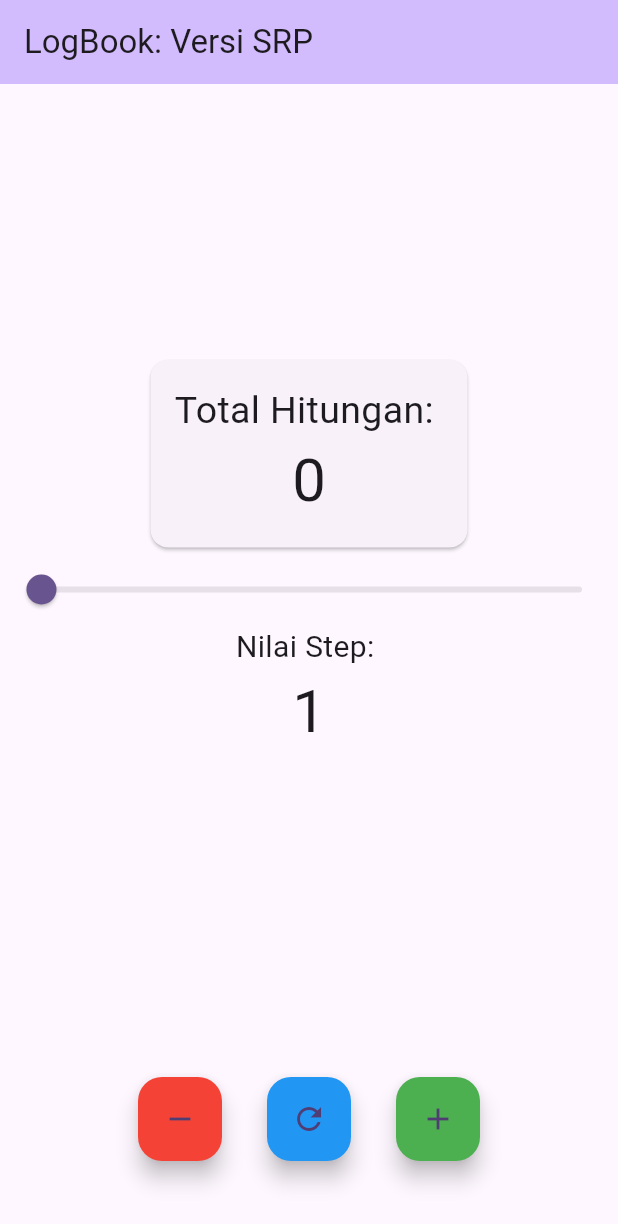
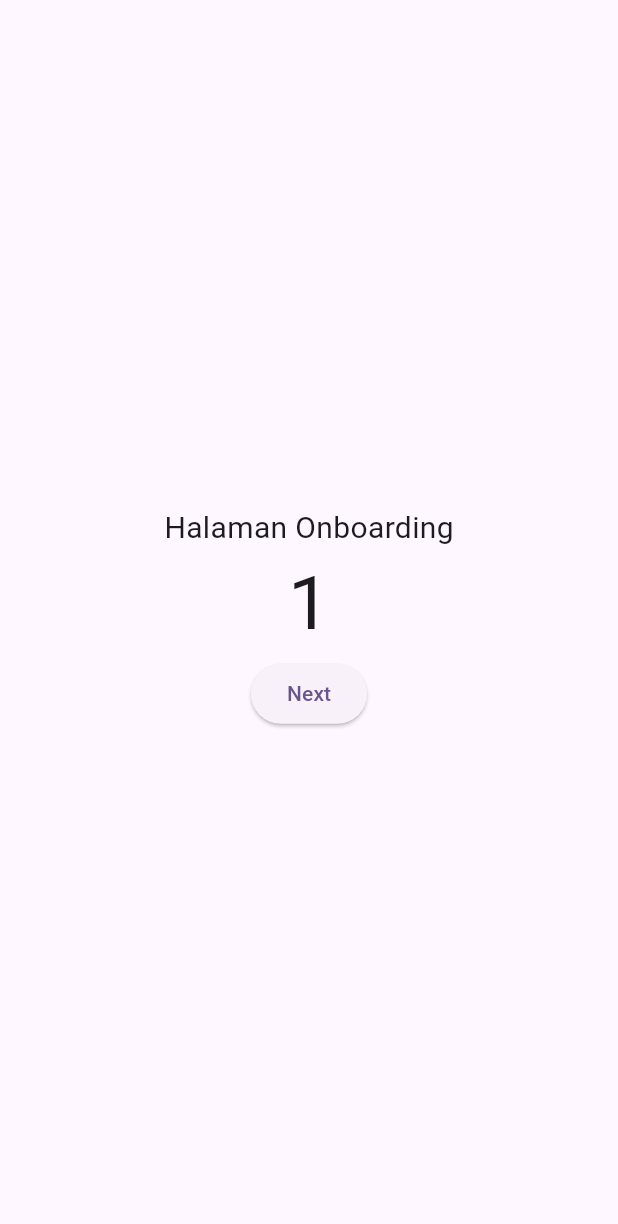
Before and after one commit to AlfaNaufal/Proyek4, a Flutter app: the screen it shows after launch, on a phone screen of 412 x 824 dp. Shown: the top 1224 px of the screen. Run offline on Flutter 3.47's test engine with Material 3 defaults, Android fonts, the phone set to English and light mode, and no system bars.

Commit message:
Modul2_Persiapan

```diff
--- /dev/null
+++ b/logbook_app_001/lib/features/onboarding/onboarding_view.dart
@@ -0,0 +1,42 @@
+import 'package:flutter/material.dart';
+import 'package:logbook_app_001/features/auth/login_view.dart';
+
+class OnboardingView extends StatefulWidget {
+  const OnboardingView({super.key});
+  @override
+  State<OnboardingView> createState() => _OnboardingViewState();
+}
+
+class _OnboardingViewState extends State<OnboardingView> {
+  int _step = 1;
+
+  @override
+  Widget build(BuildContext context) {
+    return Scaffold(
+      body: Center(
+        child: Column(
+          mainAxisAlignment: MainAxisAlignment.center,
+          children: [
+            Text("Halaman Onboarding", style: TextStyle(fontSize: 20)),
+            Text('$_step', style: TextStyle(fontSize: 50)),
+            ElevatedButton(
+              onPressed: () {
+                if (_step < 3) {
+                  setState(() {
+                    _step++;
+                  });
+                } else {
+                  Navigator.pushReplacement(
+                    context,
+                    MaterialPageRoute(builder: (context) => LoginView()),
+                  );
+                }
+              },
+              child: Text("Next"),
+            ),
+          ],
+        ),
+      ),
+    );
+  }
+}
--- a/logbook_app_001/lib/main.dart
+++ b/logbook_app_001/lib/main.dart
@@ -1,5 +1,7 @@
 import 'package:flutter/material.dart';
-import 'package:logbook_app_001/counter_view.dart';
+import 'package:logbook_app_001/features/auth/login_view.dart';
+import 'package:logbook_app_001/features/logbook/counter_view.dart';
+import 'package:logbook_app_001/features/onboarding/onboarding_view.dart';
 
 void main() {
   runApp(const MyApp());
@@ -15,7 +17,7 @@ class MyApp extends StatelessWidget {
       // title: 'Flutter Demo',
       debugShowCheckedModeBanner: false,
       theme: ThemeData(colorScheme: .fromSeed(seedColor: Colors.deepPurple)),
-      home: const CounterView(),
+      home: OnboardingView(),
     );
   }
 }
```
Also changed, not shown: logbook_app_001/lib/features/auth/login_controller.dart (added, +11 -0 lines), logbook_app_001/lib/features/auth/login_view.dart (added, +63 -0 lines), logbook_app_001/lib/features/logbook/counter_view.dart (renamed from logbook_app_001/lib/counter_view.dart, +65 -11 lines), logbook_app_001/lib/features/logbook/counter_controller.dart (renamed from logbook_app_001/lib/counter_controller.dart).
